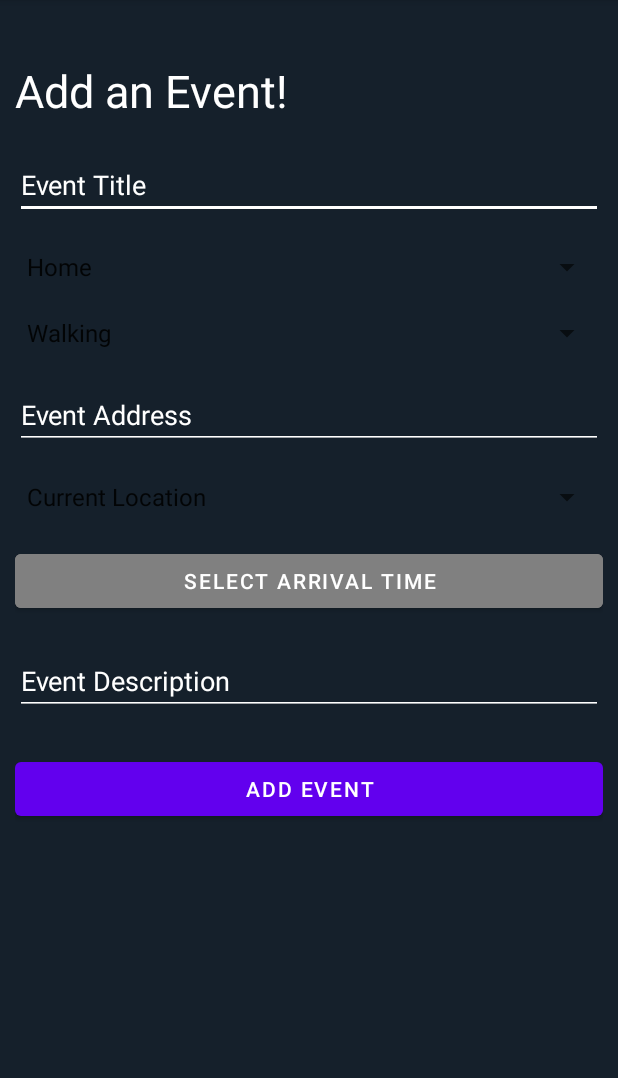
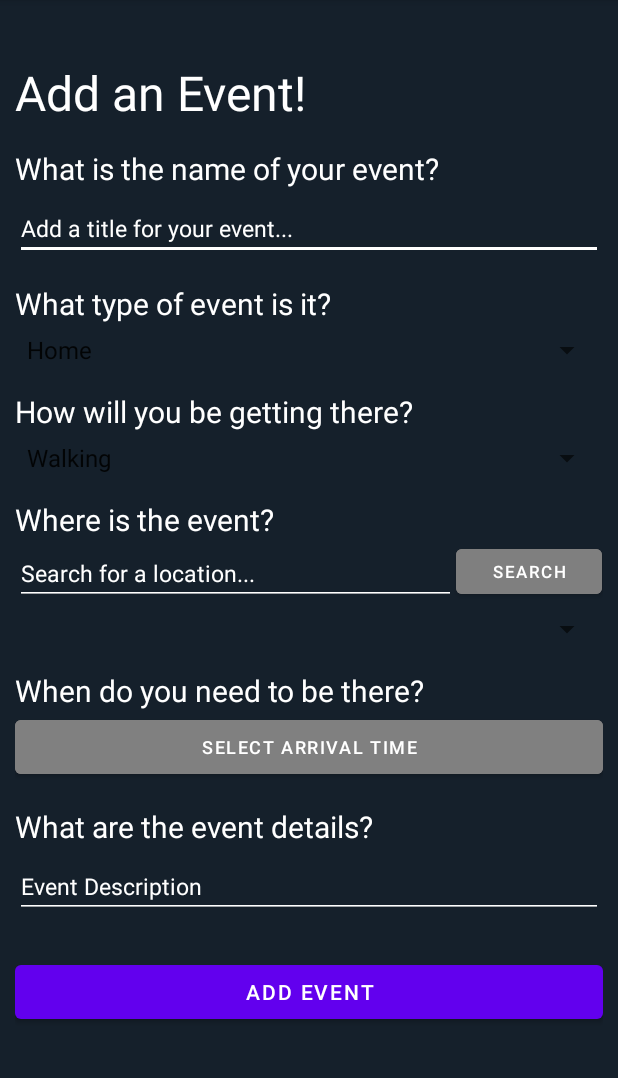
Before and after one commit to danielpham0/daily-planner-info448, an Android app: the AddEventActivity screen opened directly, with no data from a screen before it, on a phone screen of 412 x 824 dp, the part 84-1162 px from its top. Run offline under Robolectric (Android 15) with nearby library versions, the light colour scheme and no system bars; our stand-ins replace Room's generated code.

Commit message:
form options complete

```diff
--- a/DailyPlanner/app/src/main/java/edu/uw/daniep7/dailyplanner/AddEventActivity.kt
+++ b/DailyPlanner/app/src/main/java/edu/uw/daniep7/dailyplanner/AddEventActivity.kt
@@ -1,11 +1,14 @@
 package edu.uw.daniep7.dailyplanner
 
+import android.Manifest
 import android.app.AlarmManager
 import android.app.AlertDialog
 import android.app.PendingIntent
 import android.app.TimePickerDialog
 import android.content.ContentValues.TAG
 import android.content.Intent
+import android.content.pm.PackageManager
+import android.location.Location
 import android.os.Build
 import android.os.Bundle
 import android.text.Editable
@@ -22,6 +25,9 @@ import edu.uw.daniep7.dailyplanner.viewmodel.EventViewModel
 import androidx.lifecycle.Observer
 import android.widget.TimePicker
 import androidx.annotation.RequiresApi
+import androidx.core.app.ActivityCompat
+import com.google.android.gms.location.FusedLocationProviderClient
+import com.google.android.gms.location.LocationServices
 import edu.uw.daniep7.dailyplanner.network.PlaceResult
 import java.text.SimpleDateFormat
 import java.time.LocalDate
@@ -35,28 +41,48 @@ class AddEventActivity : AppCompatActivity() {
     private lateinit var eventViewModel: EventViewModel
     private lateinit var type: String
     private lateinit var mode: String
-    private lateinit var origin: String
+    private lateinit var address: String
     private var eventData = mutableListOf<Event>()
     private var placeData = mutableListOf<PlaceResult>()
     private var hour = 0
     private var min = 0
-    private var dateTime = System.currentTimeMillis()
+    private var dateTime: Long? = null
+    private var userLocation: String? = null
+    private lateinit var fusedLocationClient: FusedLocationProviderClient
 
     override fun onCreate(savedInstanceState: Bundle?) {
         super.onCreate(savedInstanceState)
         setContentView(R.layout.activity_add_event)
 
-        // ORIGIN SPINNER
-        val originSpinner = findViewById<Spinner>(R.id.event_origin_spinner)
-        val originList = mutableListOf<String>()
-        val originAdapter = ArrayAdapter(this,
-            android.R.layout.simple_spinner_item, originList)
-        originSpinner.adapter = originAdapter
-        originSpinner.onItemSelectedListener = object :
+        // HANDLE RETRIEVING THE LAST LOCATION IF WE HAVE PERMISSIONS
+        fusedLocationClient = LocationServices.getFusedLocationProviderClient(this)
+        if (ActivityCompat.checkSelfPermission(
+                this,
+                Manifest.permission.ACCESS_FINE_LOCATION
+            ) == PackageManager.PERMISSION_GRANTED && ActivityCompat.checkSelfPermission(
+                this,
+                Manifest.permission.ACCESS_COARSE_LOCATION
+            ) == PackageManager.PERMISSION_GRANTED
+        ) {
+            fusedLocationClient.lastLocation
+                .addOnSuccessListener { locationResult : Location? ->
+                    if (locationResult != null) {
+                        userLocation = "${locationResult.latitude}," +
+                                "${locationResult.longitude}"
+                    }}
+        }
+
+        // ADDRESS SPINNER
+        val addressSpinner = findViewById<Spinner>(R.id.event_addr_spinner)
+        val addressList = mutableListOf<String>()
+        val addressAdapter = ArrayAdapter(this,
+            android.R.layout.simple_spinner_item, addressList)
+        addressSpinner.adapter = addressAdapter
+        addressSpinner.onItemSelectedListener = object :
             AdapterView.OnItemSelectedListener {
             override fun onItemSelected(parent: AdapterView<*>,
                                         view: View, position: Int, id: Long) {
-                origin = originList[position]
+                address = addressList[position]
             }
             override fun onNothingSelected(parent: AdapterView<*>) {
                 Toast.makeText(this@AddEventActivity,
@@ -100,23 +126,27 @@ class AddEventActivity : AppCompatActivity() {
             }
         }
 
-        // Instantiate View Model and connect it to the adapter
+        // VIEW MODEL AND CONNECTING TO ADAPTERS
         eventViewModel = ViewModelProvider(this).get(EventViewModel::class.java)
+        // observe our current list of events
         eventViewModel.readAllData.observe(this, Observer { events ->
             eventData = events.toMutableList()
-            var addressList = events.map{e -> e.address}
-            addressList = listOf("Current Location") + addressList
-            originAdapter.clear();
-            originAdapter.addAll(addressList)
-            originAdapter.notifyDataSetChanged();
         })
-//        eventViewModel.placeData.observe(this, Observer {places ->
-//            placeData = places.toMutableList()
-//            originAdapter.clear();
-//            originAdapter.addAll(addressList)
-//            originAdapter.notifyDataSetChanged();
-//        })
+        // observe the address list we get from searching
+        eventViewModel.placeData.observe(this, Observer {places ->
+            placeData = places.toMutableList()
+            var addressList = places.map{p -> p.name + "-" + p.formatted_address}
+            addressAdapter.clear();
+            addressAdapter.addAll(addressList)
+            addressAdapter.notifyDataSetChanged();
+        })
 
+        // ADDING ON CLICKS
+        val addr_search_button = findViewById<Button>(R.id.addr_search)
+        addr_search_button.setOnClickListener{
+            var searchQuery = this.findViewById<TextView>(R.id.addr_input).text.toString()
+            eventViewModel.getListOfPlaces(searchQuery, userLocation)
+        }
         // on submit send out changes to destinations + add the event based on the correct origin
         val submit_button = findViewById<Button>(R.id.submit_event_button)
         submit_button.setOnClickListener {
@@ -171,23 +201,23 @@ class AddEventActivity : AppCompatActivity() {
                 -1
             )
             // Add Data to Database
-            eventViewModel.getDirectionsAndAdd(event)
-
-            // Create notification once Event is created
-            val intent = Intent(this, ReminderBroadcast::class.java)
-            intent.putExtra("title", event.title)
-            val pendingIntent = PendingIntent.getBroadcast(this,
-                event.arrivalTime, intent,
-                PendingIntent.FLAG_ONE_SHOT)
-            // Set alarm for that notification
-            val alarmManager = this.applicationContext?.getSystemService(ALARM_SERVICE) as AlarmManager
-            val sixtyMinutesInMillis = 1000*60*60
-            alarmManager.set(
-                AlarmManager.RTC_WAKEUP,
-                (event.arrivalTime - sixtyMinutesInMillis).toLong(), pendingIntent)
-
-            Toast.makeText(this, "Successfully added!", Toast.LENGTH_LONG).show()
-            // Navigate Back
+//            eventViewModel.getDirectionsAndAdd(event)
+//
+//            // Create notification once Event is created
+//            val intent = Intent(this, ReminderBroadcast::class.java)
+//            intent.putExtra("title", event.title)
+//            val pendingIntent = PendingIntent.getBroadcast(this,
+//                event.arrivalTime, intent,
+//                PendingIntent.FLAG_ONE_SHOT)
+//            // Set alarm for that notification
+//            val alarmManager = this.applicationContext?.getSystemService(ALARM_SERVICE) as AlarmManager
+//            val sixtyMinutesInMillis = 1000*60*60
+//            alarmManager.set(
+//                AlarmManager.RTC_WAKEUP,
+//                (event.arrivalTime - sixtyMinutesInMillis).toLong(), pendingIntent)
+//
+//            Toast.makeText(this, "Successfully added!", Toast.LENGTH_LONG).show()
+//            // Navigate Back
             val goToListActivity = Intent(this, MainActivity::class.java)
             startActivity(goToListActivity)
         }else{
--- a/DailyPlanner/app/src/main/res/layout/activity_add_event.xml
+++ b/DailyPlanner/app/src/main/res/layout/activity_add_event.xml
@@ -8,7 +8,7 @@
     android:background="#15202B">
     <androidx.constraintlayout.widget.ConstraintLayout
         android:layout_width="match_parent"
-        android:layout_height="match_parent"
+        android:layout_height="wrap_content"
         android:padding="10dp"
         tools:context=".AddEventActivity">
         <TextView
@@ -20,63 +20,140 @@
             app:layout_constraintTop_toTopOf="parent"
             android:text="Add an Event!"
             android:textColor="@color/white"
-            android:textSize="30dp"
+            android:textSize="32sp"
             android:layout_marginTop="30dp"
+            />
+        <TextView
+            android:id="@+id/event_title_label"
+            android:layout_width="match_parent"
+            android:layout_height="wrap_content"
+            app:layout_constraintEnd_toEndOf="parent"
+            app:layout_constraintStart_toStartOf="parent"
+            app:layout_constraintTop_toBottomOf="@id/add_event_header"
+            android:text="What is the name of your event?"
+            android:textColor="@color/white"
+            android:textSize="20sp"
+            android:layout_marginTop="15dp"
             />
         <EditText
             android:id="@+id/event_title_input"
             android:layout_width="match_parent"
             android:layout_height="wrap_content"
-            android:layout_marginTop="20dp"
-            android:hint="Event Title"
+            android:hint="Add a title for your event..."
             android:textColorHint="@color/white"
             android:inputType="text"
+            android:textSize="15sp"
             android:textColor="@color/white"
+            android:layout_marginTop="5dp"
             android:backgroundTint="@color/white"
             app:layout_constraintEnd_toEndOf="parent"
             app:layout_constraintStart_toStartOf="parent"
-            app:layout_constraintTop_toBottomOf="@id/add_event_header" />
-
+            app:layout_constraintTop_toBottomOf="@id/event_title_label" />
+        <TextView
+            android:id="@+id/event_type_label"
+            android:layout_width="match_parent"
+            android:layout_height="wrap_content"
+            app:layout_constraintEnd_toEndOf="parent"
+            app:layout_constraintStart_toStartOf="parent"
+            app:layout_constraintTop_toBottomOf="@id/event_title_input"
+            android:text="What type of event is it?"
+            android:textColor="@color/white"
+            android:textSize="20sp"
+            android:layout_marginTop="15dp"
+            />
         <Spinner
             android:id="@+id/event_type_spinner"
             android:layout_width="match_parent"
             android:layout_height="wrap_content"
-            android:layout_marginTop="20dp"
             app:layout_constraintEnd_toEndOf="parent"
             app:layout_constraintStart_toStartOf="parent"
-            app:layout_constraintTop_toBottomOf="@+id/event_title_input" />
+            android:layout_marginTop="5dp"
+            app:layout_constraintTop_toBottomOf="@+id/event_type_label" />
 
+        <TextView
+            android:id="@+id/event_mode_label"
+            android:layout_width="match_parent"
+            android:layout_height="wrap_content"
+            app:layout_constraintEnd_toEndOf="parent"
+            app:layout_constraintStart_toStartOf="parent"
+            app:layout_constraintTop_toBottomOf="@id/event_type_spinner"
+            android:text="How will you be getting there?"
+            android:textColor="@color/white"
+            android:textSize="20sp"
+            android:layout_marginTop="15dp"
+            />
         <Spinner
             android:id="@+id/event_mode_spinner"
             android:layout_width="match_parent"
             android:layout_height="wrap_content"
-            android:layout_marginTop="20dp"
+            android:layout_marginTop="5dp"
             app:layout_constraintEnd_toEndOf="parent"
             app:layout_constraintStart_toStartOf="parent"
-            app:layout_constraintTop_toBottomOf="@+id/event_type_spinner" />
-
-        <EditText
+            app:layout_constraintTop_toBottomOf="@+id/event_mode_label" />
+        <TextView
+            android:id="@+id/event_addr_label"
+            android:layout_width="match_parent"
+            android:layout_height="wrap_content"
+            app:layout_constraintEnd_toEndOf="parent"
+            app:layout_constraintStart_toStartOf="parent"
+            app:layout_constraintTop_toBottomOf="@id/event_mode_spinner"
+            android:text="Where is the event?"
+            android:textColor="@color/white"
+            android:textSize="20dp"
+            android:layout_marginTop="15dp"
+            />
+        <LinearLayout
             android:id="@+id/event_addr_input"
             android:layout_width="match_parent"
             android:layout_height="wrap_content"
-            android:layout_marginTop="20dp"
-            android:hint="Event Address"
-            android:textColorHint="@color/white"
-            android:inputType="textPostalAddress"
-            android:textColor="@color/white"
-            android:backgroundTint="@color/white"
+            android:orientation="horizontal"
             app:layout_constraintEnd_toEndOf="parent"
             app:layout_constraintStart_toStartOf="parent"
-            app:layout_constraintTop_toBottomOf="@+id/event_mode_spinner" />
-
+            app:layout_constraintTop_toBottomOf="@+id/event_addr_label"
+            >
+            <EditText
+                android:id="@+id/addr_input"
+                android:layout_width="0dp"
+                android:layout_weight=".9"
+                android:layout_height="wrap_content"
+                android:hint="Search for a location..."
+                android:textSize="15sp"
+                android:textColorHint="@color/white"
+                android:inputType="textPostalAddress"
+                android:textColor="@color/white"
+                android:backgroundTint="@color/white"
+                app:layout_constraintEnd_toEndOf="parent"
+                app:layout_constraintStart_toStartOf="parent"
+                app:layout_constraintTop_toBottomOf="@+id/event_mode_spinner" />
+            <Button
+                android:id="@+id/addr_search"
+                android:layout_width="0dp"
+                android:layout_height="match_parent"
+                android:layout_weight=".3"
+                android:backgroundTint="#7f7f7f"
+                android:textSize="11dp"
+                android:text="Search"/>
+        </LinearLayout>
         <Spinner
-            android:id="@+id/event_origin_spinner"
+            android:id="@+id/event_addr_spinner"
             android:layout_width="match_parent"
             android:layout_height="wrap_content"
-            android:layout_marginTop="20dp"
+            android:layout_marginTop="5dp"
             app:layout_constraintEnd_toEndOf="parent"
             app:layout_constraintStart_toStartOf="parent"
             app:layout_constraintTop_toBottomOf="@+id/event_addr_input" />
+        <TextView
+            android:id="@+id/event_arr_time_label"
+            android:layout_width="match_parent"
+            android:layout_height="wrap_content"
+            app:layout_constraintEnd_toEndOf="parent"
+            app:layout_constraintStart_toStartOf="parent"
+            app:layout_constraintTop_toBottomOf="@id/event_addr_spinner"
+            android:text="When do you need to be there?"
+            android:textColor="@color/white"
+            android:textSize="20dp"
+            android:layout_marginTop="15dp"
+            />
 
         <Button
             android:id="@+id/event_arr_time_input"
@@ -85,16 +162,29 @@
             android:text="Select Arrival Time"
             android:onClick="showTimePickerDialog"
             android:backgroundTint="#808080"
-            android:layout_marginTop="20dp"
+            android:textSize="12sp"
             app:layout_constraintEnd_toEndOf="parent"
             app:layout_constraintStart_toStartOf="parent"
-            app:layout_constraintTop_toBottomOf="@+id/event_origin_spinner"/>
+            app:layout_constraintTop_toBottomOf="@+id/event_arr_time_label"/>
 
+        <TextView
+            android:id="@+id/event_desc_label"
+            android:layout_width="match_parent"
+            android:layout_height="wrap_content"
+            app:layout_constraintEnd_toEndOf="parent"
+            app:layout_constraintStart_toStartOf="parent"
+            app:layout_constraintTop_toBottomOf="@id/event_arr_time_input"
+            android:text="What are the event details?"
+            android:textColor="@color/white"
+            android:textSize="20dp"
+            android:layout_marginTop="15dp"
+            />
         <EditText
             android:id="@+id/event_desc_input"
             android:layout_width="match_parent"
             android:layout_height="wrap_content"
-            android:layout_marginTop="20dp"
+            android:layout_marginTop="5dp"
+            android:textSize="15sp"
             android:hint="Event Description"
             android:textColorHint="@color/white"
             android:inputType="textLongMessage"
@@ -102,7 +192,7 @@
             android:backgroundTint="@color/white"
             app:layout_constraintEnd_toEndOf="parent"
             app:layout_constraintStart_toStartOf="parent"
-            app:layout_constraintTop_toBottomOf="@+id/event_arr_time_input" />
+            app:layout_constraintTop_toBottomOf="@+id/event_desc_label" />
 
         <Button
             android:id="@+id/submit_event_button"
```
